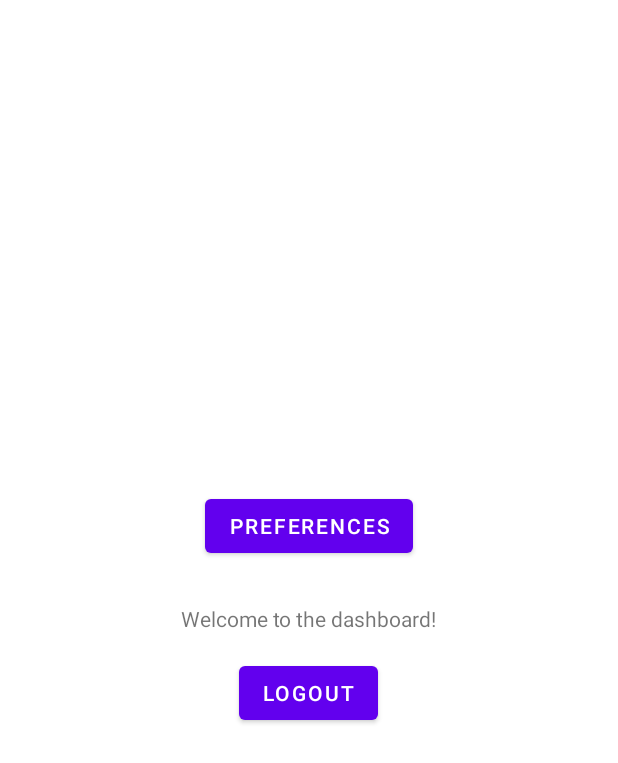
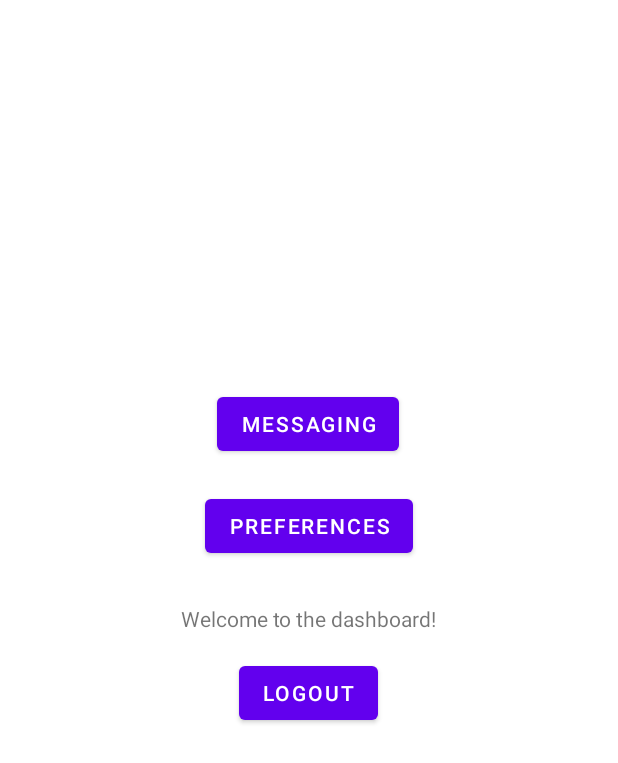
Before and after one commit to WSU-4110/GymBuddy, an Android app: the layout activity_main.xml on its own in the app's theme, with its tools: preview values and no code run, on a phone screen of 412 x 824 dp. Shown: the top 763 px of the screen. Run offline under Robolectric (Android 15) with nearby library versions, the phone set to English and light mode, and no system bars; Roboto replaces fonts that are not available here.

Commit message:
added messaging page

```diff
--- a/app/src/main/res/layout/activity_main.xml
+++ b/app/src/main/res/layout/activity_main.xml
@@ -39,4 +39,14 @@
         app:layout_constraintBottom_toTopOf="@+id/textView3"
         app:layout_constraintStart_toStartOf="@+id/textView3" />
 
+    <Button
+        android:id="@+id/button3"
+        android:layout_width="wrap_content"
+        android:layout_height="wrap_content"
+        android:layout_marginStart="8dp"
+        android:layout_marginBottom="20dp"
+        android:text="Messaging"
+        app:layout_constraintBottom_toTopOf="@+id/button2"
+        app:layout_constraintStart_toStartOf="@+id/button2" />
+
 </androidx.constraintlayout.widget.ConstraintLayout>
```
